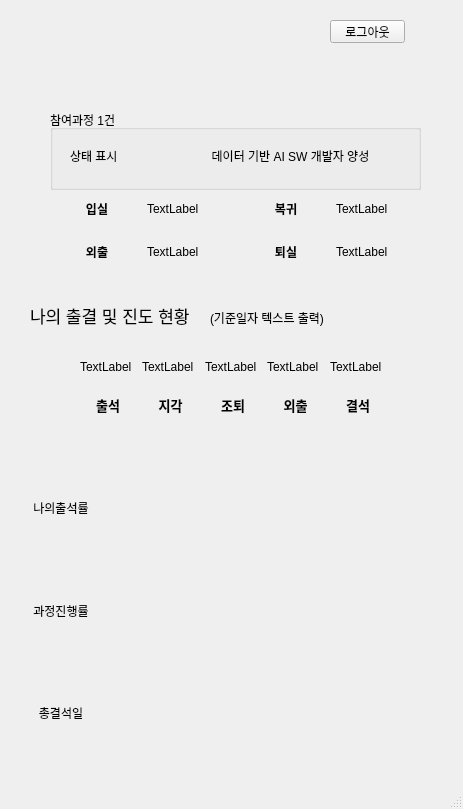
First picture: the form in main.ui, repository resummer09/study, before the edit.
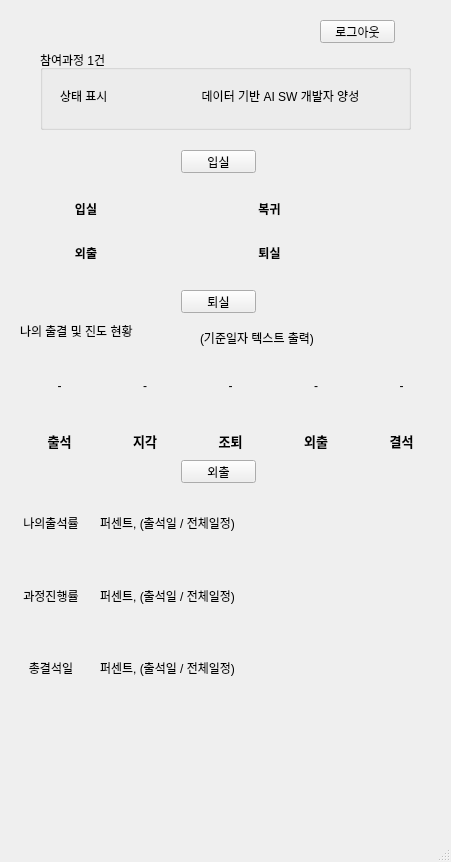
Second picture: the form after the edit.

Diff of the .ui file:
```diff
--- a/main.ui
+++ b/main.ui
@@ -6,8 +6,8 @@
    <rect>
     <x>0</x>
     <y>0</y>
-    <width>463</width>
-    <height>809</height>
+    <width>451</width>
+    <height>862</height>
    </rect>
   </property>
   <property name="windowTitle">
@@ -17,10 +17,10 @@
    <widget class="QStackedWidget" name="mainWidget">
     <property name="geometry">
      <rect>
-      <x>20</x>
+      <x>10</x>
       <y>10</y>
       <width>431</width>
-      <height>771</height>
+      <height>831</height>
      </rect>
     </property>
     <property name="currentIndex">
@@ -92,7 +92,7 @@
       <property name="geometry">
        <rect>
         <x>30</x>
-        <y>100</y>
+        <y>40</y>
         <width>371</width>
         <height>80</height>
        </rect>
@@ -135,34 +135,11 @@
        <rect>
         <x>33</x>
         <y>180</y>
-        <width>371</width>
-        <height>80</height>
+        <width>361</width>
+        <height>81</height>
        </rect>
       </property>
       <layout class="QGridLayout" name="gridLayout_2">
-       <item row="0" column="0">
-        <widget class="QLabel" name="label_2">
-         <property name="font">
-          <font>
-           <weight>75</weight>
-           <bold>true</bold>
-          </font>
-         </property>
-         <property name="text">
-          <string>입실</string>
-         </property>
-         <property name="alignment">
-          <set>Qt::AlignCenter</set>
-         </property>
-        </widget>
-       </item>
-       <item row="0" column="1">
-        <widget class="QLabel" name="tl_entrance">
-         <property name="text">
-          <string>TextLabel</string>
-         </property>
-        </widget>
-       </item>
        <item row="0" column="2">
         <widget class="QLabel" name="label_4">
          <property name="font">
@@ -179,13 +156,6 @@
          </property>
         </widget>
        </item>
-       <item row="0" column="3">
-        <widget class="QLabel" name="tl_comeback">
-         <property name="text">
-          <string>TextLabel</string>
-         </property>
-        </widget>
-       </item>
        <item row="1" column="0">
         <widget class="QLabel" name="label_6">
          <property name="font">
@@ -202,10 +172,33 @@
          </property>
         </widget>
        </item>
+       <item row="0" column="0">
+        <widget class="QLabel" name="label_2">
+         <property name="font">
+          <font>
+           <weight>75</weight>
+           <bold>true</bold>
+          </font>
+         </property>
+         <property name="text">
+          <string>입실</string>
+         </property>
+         <property name="alignment">
+          <set>Qt::AlignCenter</set>
+         </property>
+        </widget>
+       </item>
+       <item row="1" column="3">
+        <widget class="QLabel" name="tl_check">
+         <property name="text">
+          <string/>
+         </property>
+        </widget>
+       </item>
        <item row="1" column="1">
         <widget class="QLabel" name="tl_out">
          <property name="text">
-          <string>TextLabel</string>
+          <string/>
          </property>
         </widget>
        </item>
@@ -228,7 +221,14 @@
        <item row="1" column="3">
         <widget class="QLabel" name="tl_check">
          <property name="text">
-          <string>TextLabel</string>
+          <string/>
+         </property>
+        </widget>
+       </item>
+       <item row="0" column="1">
+        <widget class="QLabel" name="tl_entrance">
+         <property name="text">
+          <string/>
          </property>
         </widget>
        </item>
@@ -238,16 +238,28 @@
       <property name="geometry">
        <rect>
         <x>10</x>
-        <y>290</y>
+        <y>310</y>
         <width>181</width>
-        <height>31</height>
+        <height>21</height>
        </rect>
       </property>
       <property name="font">
        <font>
-        <pointsize>13</pointsize>
+        <family>Arial</family>
+        <pointsize>9</pointsize>
+        <weight>9</weight>
+        <italic>false</italic>
+        <bold>false</bold>
        </font>
       </property>
+      <property name="layoutDirection">
+       <enum>Qt::LeftToRight</enum>
+      </property>
+      <property name="styleSheet">
+       <string notr="true">font: 75 9pt &quot;Arial&quot;;
+border-style: solid 1px blue;
+border-radius: 50%;</string>
+      </property>
       <property name="text">
        <string>나의 출결 및 진도 현황</string>
       </property>
@@ -256,11 +268,14 @@
       <property name="geometry">
        <rect>
         <x>190</x>
-        <y>300</y>
+        <y>320</y>
         <width>131</width>
         <height>16</height>
        </rect>
       </property>
+      <property name="layoutDirection">
+       <enum>Qt::LeftToRight</enum>
+      </property>
       <property name="text">
        <string>(기준일자 텍스트 출력)</string>
       </property>
@@ -278,13 +293,13 @@
        <string>로그아웃</string>
       </property>
      </widget>
-     <widget class="QWidget" name="">
+     <widget class="QWidget" name="layoutWidget">
       <property name="geometry">
        <rect>
         <x>10</x>
-        <y>450</y>
+        <y>480</y>
         <width>62</width>
-        <height>301</height>
+        <height>211</height>
        </rect>
       </property>
       <layout class="QVBoxLayout" name="verticalLayout">
@@ -320,46 +335,18 @@
        </item>
       </layout>
      </widget>
-     <widget class="QWidget" name="">
+     <widget class="QWidget" name="layoutWidget">
       <property name="geometry">
        <rect>
-        <x>60</x>
-        <y>340</y>
-        <width>306</width>
-        <height>71</height>
+        <x>10</x>
+        <y>420</y>
+        <width>421</width>
+        <height>21</height>
        </rect>
       </property>
       <layout class="QGridLayout" name="gridLayout_3">
-       <item row="0" column="0">
-        <widget class="QLabel" name="label_5">
-         <property name="text">
-          <string>TextLabel</string>
-         </property>
-        </widget>
-       </item>
-       <item row="0" column="1">
-        <widget class="QLabel" name="label_7">
-         <property name="text">
-          <string>TextLabel</string>
-         </property>
-        </widget>
-       </item>
-       <item row="0" column="2">
-        <widget class="QLabel" name="label_9">
-         <property name="text">
-          <string>TextLabel</string>
-         </property>
-        </widget>
-       </item>
        <item row="0" column="4">
-        <widget class="QLabel" name="label_11">
-         <property name="text">
-          <string>TextLabel</string>
-         </property>
-        </widget>
-       </item>
-       <item row="1" column="0">
-        <widget class="QLabel" name="label_status_6">
+        <widget class="QLabel" name="label_status_10">
          <property name="font">
           <font>
            <pointsize>10</pointsize>
@@ -368,14 +355,14 @@
           </font>
          </property>
          <property name="text">
-          <string>출석</string>
+          <string>결석</string>
          </property>
          <property name="alignment">
           <set>Qt::AlignCenter</set>
          </property>
         </widget>
        </item>
-       <item row="1" column="1">
+       <item row="0" column="1">
         <widget class="QLabel" name="label_status_7">
          <property name="font">
           <font>
@@ -392,7 +379,41 @@
          </property>
         </widget>
        </item>
-       <item row="1" column="2">
+       <item row="0" column="3">
+        <widget class="QLabel" name="label_status_9">
+         <property name="font">
+          <font>
+           <pointsize>10</pointsize>
+           <weight>75</weight>
+           <bold>true</bold>
+          </font>
+         </property>
+         <property name="text">
+          <string>외출</string>
+         </property>
+         <property name="alignment">
+          <set>Qt::AlignCenter</set>
+         </property>
+        </widget>
+       </item>
+       <item row="0" column="0">
+        <widget class="QLabel" name="label_status_6">
+         <property name="font">
+          <font>
+           <pointsize>10</pointsize>
+           <weight>75</weight>
+           <bold>true</bold>
+          </font>
+         </property>
+         <property name="text">
+          <string>출석</string>
+         </property>
+         <property name="alignment">
+          <set>Qt::AlignCenter</set>
+         </property>
+        </widget>
+       </item>
+       <item row="0" column="2">
         <widget class="QLabel" name="label_status_8">
          <property name="font">
           <font>
@@ -409,44 +430,168 @@
          </property>
         </widget>
        </item>
-       <item row="1" column="3">
-        <widget class="QLabel" name="label_status_9">
-         <property name="font">
-          <font>
-           <pointsize>10</pointsize>
-           <weight>75</weight>
-           <bold>true</bold>
-          </font>
+      </layout>
+     </widget>
+     <widget class="QPushButton" name="btn_entrance">
+      <property name="geometry">
+       <rect>
+        <x>171</x>
+        <y>140</y>
+        <width>75</width>
+        <height>23</height>
+       </rect>
+      </property>
+      <property name="text">
+       <string>입실</string>
+      </property>
+     </widget>
+     <widget class="QPushButton" name="btn_out">
+      <property name="geometry">
+       <rect>
+        <x>171</x>
+        <y>450</y>
+        <width>75</width>
+        <height>23</height>
+       </rect>
+      </property>
+      <property name="text">
+       <string>외출</string>
+      </property>
+     </widget>
+     <widget class="QWidget" name="layoutWidget">
+      <property name="geometry">
+       <rect>
+        <x>10</x>
+        <y>335</y>
+        <width>421</width>
+        <height>81</height>
+       </rect>
+      </property>
+      <layout class="QHBoxLayout" name="lab_layout">
+       <item>
+        <widget class="QLabel" name="la_attendance">
+         <property name="text">
+          <string>-</string>
          </property>
+         <property name="textFormat">
+          <enum>Qt::MarkdownText</enum>
+         </property>
+         <property name="alignment">
+          <set>Qt::AlignCenter</set>
+         </property>
+        </widget>
+       </item>
+       <item>
+        <widget class="QLabel" name="la_late">
          <property name="text">
-          <string>외출</string>
+          <string>-</string>
          </property>
+         <property name="textFormat">
+          <enum>Qt::MarkdownText</enum>
+         </property>
          <property name="alignment">
           <set>Qt::AlignCenter</set>
          </property>
         </widget>
        </item>
-       <item row="1" column="4">
-        <widget class="QLabel" name="label_status_10">
-         <property name="font">
-          <font>
-           <pointsize>10</pointsize>
-           <weight>75</weight>
-           <bold>true</bold>
-          </font>
+       <item>
+        <widget class="QLabel" name="la_early">
+         <property name="text">
+          <string>-</string>
          </property>
+         <property name="textFormat">
+          <enum>Qt::MarkdownText</enum>
+         </property>
+         <property name="alignment">
+          <set>Qt::AlignCenter</set>
+         </property>
+        </widget>
+       </item>
+       <item>
+        <widget class="QLabel" name="la_out">
          <property name="text">
-          <string>결석</string>
+          <string>-</string>
          </property>
+         <property name="textFormat">
+          <enum>Qt::MarkdownText</enum>
+         </property>
          <property name="alignment">
           <set>Qt::AlignCenter</set>
          </property>
         </widget>
        </item>
-       <item row="0" column="3">
-        <widget class="QLabel" name="label_12">
+       <item>
+        <widget class="QLabel" name="la_absent">
          <property name="text">
-          <string>TextLabel</string>
+          <string>-</string>
+         </property>
+         <property name="textFormat">
+          <enum>Qt::MarkdownText</enum>
+         </property>
+         <property name="alignment">
+          <set>Qt::AlignCenter</set>
+         </property>
+        </widget>
+       </item>
+      </layout>
+     </widget>
+     <widget class="QLabel" name="user_msg">
+      <property name="geometry">
+       <rect>
+        <x>40</x>
+        <y>10</y>
+        <width>261</width>
+        <height>20</height>
+       </rect>
+      </property>
+      <property name="text">
+       <string/>
+      </property>
+      <property name="alignment">
+       <set>Qt::AlignCenter</set>
+      </property>
+     </widget>
+     <widget class="QPushButton" name="btn_checkout">
+      <property name="geometry">
+       <rect>
+        <x>171</x>
+        <y>280</y>
+        <width>75</width>
+        <height>23</height>
+       </rect>
+      </property>
+      <property name="text">
+       <string>퇴실</string>
+      </property>
+     </widget>
+     <widget class="QWidget" name="layoutWidget">
+      <property name="geometry">
+       <rect>
+        <x>90</x>
+        <y>480</y>
+        <width>154</width>
+        <height>211</height>
+       </rect>
+      </property>
+      <layout class="QVBoxLayout" name="verticalLayout_2">
+       <item>
+        <widget class="QLabel" name="label_3">
+         <property name="text">
+          <string>퍼센트, (출석일 / 전체일정)</string>
+         </property>
+        </widget>
+       </item>
+       <item>
+        <widget class="QLabel" name="label_5">
+         <property name="text">
+          <string>퍼센트, (출석일 / 전체일정)</string>
+         </property>
+        </widget>
+       </item>
+       <item>
+        <widget class="QLabel" name="label_7">
+         <property name="text">
+          <string>퍼센트, (출석일 / 전체일정)</string>
          </property>
         </widget>
        </item>
```
Left out of the diff: 36 changed lines with no effect on the pictures.
